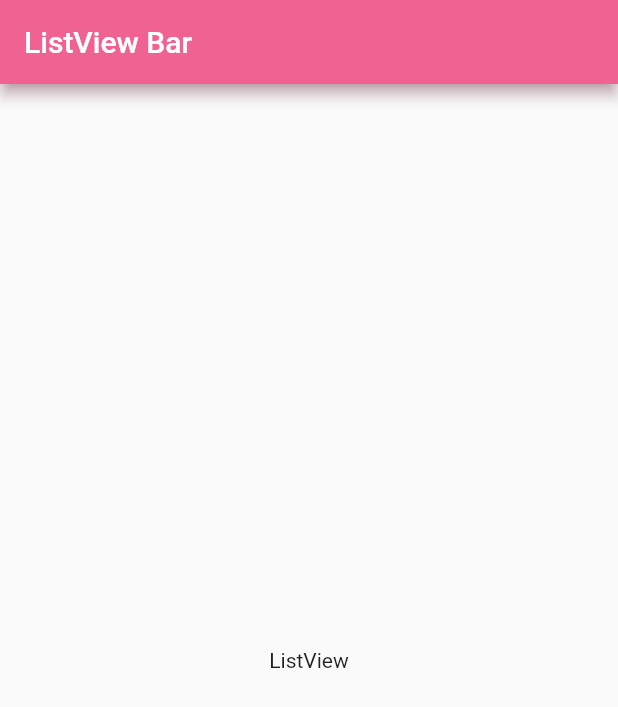
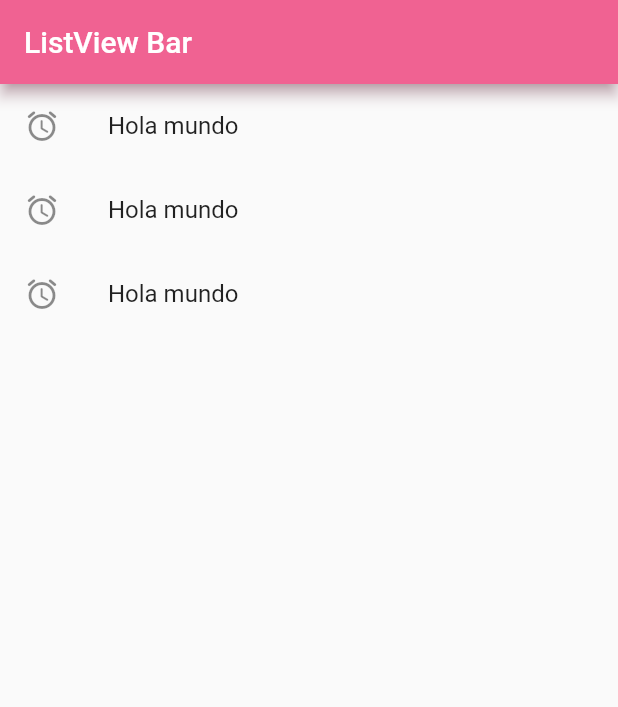
Before and after one commit to JuliethAnarosa/Flutter, a Flutter app: the screen it shows after launch, on a phone screen of 412 x 824 dp. Shown: the top 707 px of the screen. Run offline on Flutter 3.47's test engine with Material 2 defaults, Android fonts, the phone set to English and light mode, and no system bars.

Commit message:
list view/list tile

```diff
--- a/flutter_application_v1/lib/screens/listview1_screen.dart
+++ b/flutter_application_v1/lib/screens/listview1_screen.dart
@@ -11,8 +11,21 @@ class ListView1Screen extends StatelessWidget {
         backgroundColor: Colors.pink.shade300,
         shadowColor: Color.fromARGB(255, 199, 130, 153),
       ),
-      body: Center(
-        child: const Text('ListView'),
+      body: ListView(
+        children: [
+          ListTile(
+            leading: Icon(Icons.access_alarm_rounded),
+            title: Text('Hola mundo'),
+          ),
+          ListTile(
+            leading: Icon(Icons.access_alarm_rounded),
+            title: Text('Hola mundo'),
+          ),
+          ListTile(
+            leading: Icon(Icons.access_alarm_rounded),
+            title: Text('Hola mundo'),
+          ),
+        ],
       ),
     );
   }
```
